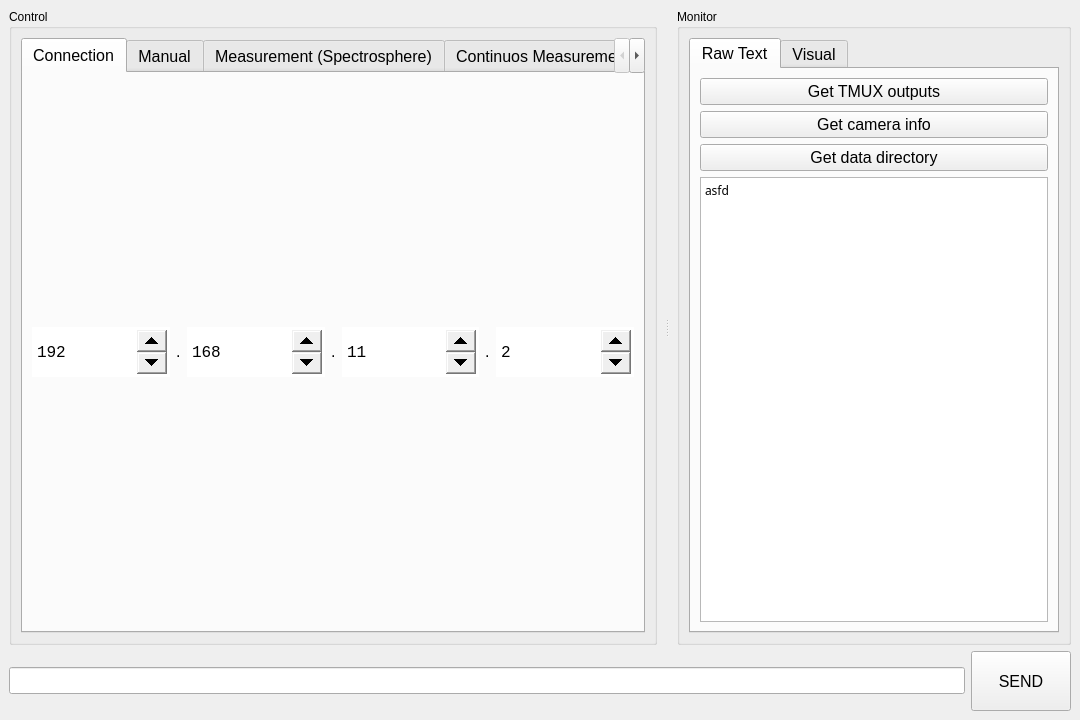
First picture: the form in UI/UI_Mainwindow.ui, repository garid3000/giguic, before the edit.
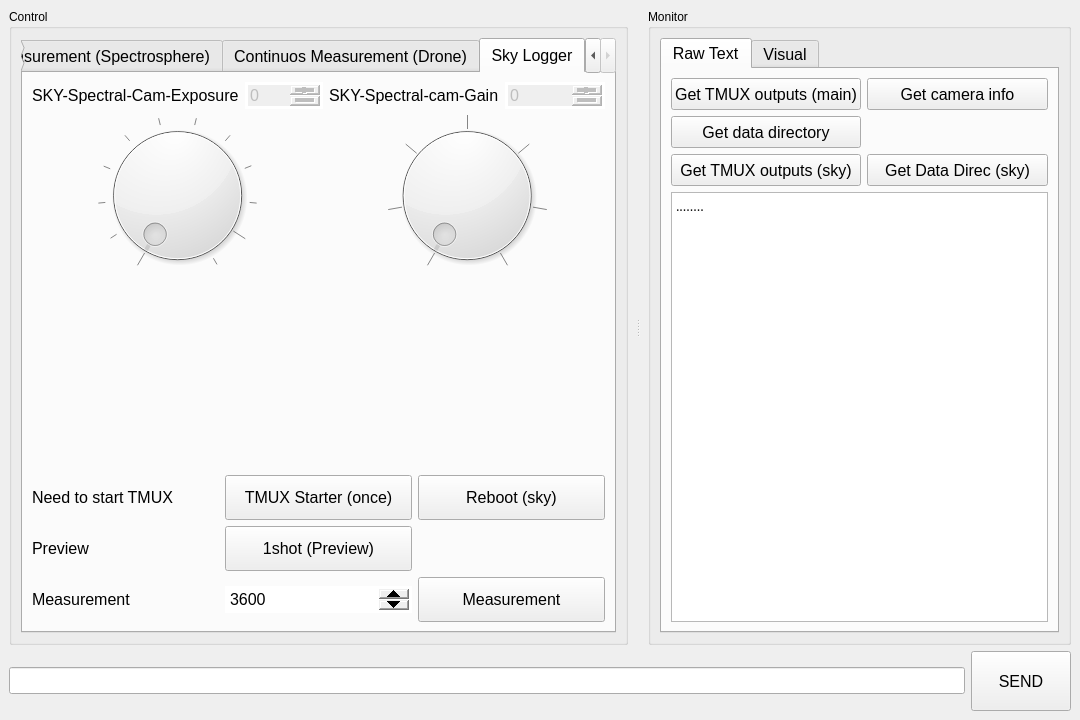
Second picture: the form after the edit. The open tabs and pages were chosen to show the change. Icons and pictures are not drawn. Custom widgets are drawn as their Qt base class.

Commit message: adding the ground sky logger

```diff
--- a/UI/UI_Mainwindow.ui
+++ b/UI/UI_Mainwindow.ui
@@ -87,8 +87,81 @@
            <attribute name="title">
             <string>Connection</string>
            </attribute>
+           <layout class="QVBoxLayout" name="verticalLayout_3">
+            <item>
+             <spacer name="verticalSpacer_2">
+              <property name="orientation">
+               <enum>Qt::Orientation::Vertical</enum>
+              </property>
+              <property name="sizeHint" stdset="0">
+               <size>
+                <width>20</width>
+                <height>40</height>
+               </size>
+              </property>
+             </spacer>
+            </item>
+            <item>
            <layout class="QGridLayout" name="gridLayout_5">
-            <item row="0" column="6">
+              <item row="2" column="0">
+               <widget class="QLabel" name="label_8">
+                <property name="text">
+                 <string>SkyLogger IP</string>
+                </property>
+               </widget>
+              </item>
+              <item row="2" column="4">
+               <widget class="QSpinBox" name="ip_sky_4">
+                <property name="minimumSize">
+                 <size>
+                  <width>100</width>
+                  <height>50</height>
+                 </size>
+                </property>
+                <property name="font">
+                 <font>
+                  <family>Monospace</family>
+                  <pointsize>12</pointsize>
+                 </font>
+                </property>
+                <property name="maximum">
+                 <number>255</number>
+                </property>
+                <property name="value">
+                 <number>171</number>
+                </property>
+               </widget>
+              </item>
+              <item row="0" column="2">
+               <widget class="QSpinBox" name="ip_2">
+                <property name="minimumSize">
+                 <size>
+                  <width>100</width>
+                  <height>50</height>
+                 </size>
+                </property>
+                <property name="font">
+                 <font>
+                  <family>Monospace</family>
+                  <pointsize>12</pointsize>
+                 </font>
+                </property>
+                <property name="maximum">
+                 <number>255</number>
+                </property>
+                <property name="value">
+                 <number>168</number>
+                </property>
+               </widget>
+              </item>
+              <item row="0" column="0">
+               <widget class="QLabel" name="label_7">
+                <property name="text">
+                 <string>Main IP</string>
+                </property>
+               </widget>
+              </item>
+              <item row="0" column="4">
              <widget class="QSpinBox" name="ip_4">
               <property name="minimumSize">
                <size>
@@ -132,20 +205,7 @@
               </property>
              </widget>
             </item>
-            <item row="0" column="5">
-             <widget class="QLabel" name="label_9">
-              <property name="sizePolicy">
-               <sizepolicy hsizetype="Fixed" vsizetype="Fixed">
-                <horstretch>0</horstretch>
-                <verstretch>0</verstretch>
-               </sizepolicy>
-              </property>
-              <property name="text">
-               <string>.</string>
-              </property>
-             </widget>
-            </item>
-            <item row="0" column="0">
+              <item row="0" column="1">
              <widget class="QSpinBox" name="ip_1">
               <property name="minimumSize">
                <size>
@@ -179,20 +239,7 @@
               </property>
              </widget>
             </item>
-            <item row="0" column="1">
-             <widget class="QLabel" name="label_7">
-              <property name="sizePolicy">
-               <sizepolicy hsizetype="Fixed" vsizetype="Fixed">
-                <horstretch>0</horstretch>
-                <verstretch>0</verstretch>
-               </sizepolicy>
-              </property>
-              <property name="text">
-               <string>.</string>
-              </property>
-             </widget>
-            </item>
-            <item row="0" column="4">
+              <item row="0" column="3">
              <widget class="QSpinBox" name="ip_3">
               <property name="minimumSize">
                <size>
@@ -214,18 +261,89 @@
               </property>
              </widget>
             </item>
-            <item row="0" column="3">
-             <widget class="QLabel" name="label_8">
-              <property name="sizePolicy">
-               <sizepolicy hsizetype="Fixed" vsizetype="Fixed">
-                <horstretch>0</horstretch>
-                <verstretch>0</verstretch>
-               </sizepolicy>
-              </property>
-              <property name="text">
-               <string>.</string>
-              </property>
-             </widget>
+              <item row="2" column="1">
+               <widget class="QSpinBox" name="ip_sky_1">
+                <property name="minimumSize">
+                 <size>
+                  <width>100</width>
+                  <height>50</height>
+                 </size>
+                </property>
+                <property name="font">
+                 <font>
+                  <family>Monospace</family>
+                  <pointsize>12</pointsize>
+                 </font>
+                </property>
+                <property name="wrapping">
+                 <bool>false</bool>
+                </property>
+                <property name="frame">
+                 <bool>true</bool>
+                </property>
+                <property name="readOnly">
+                 <bool>false</bool>
+                </property>
+                <property name="maximum">
+                 <number>255</number>
+                </property>
+                <property name="singleStep">
+                 <number>1</number>
+                </property>
+                <property name="value">
+                 <number>192</number>
+                </property>
+               </widget>
+              </item>
+              <item row="2" column="2">
+               <widget class="QSpinBox" name="ip_sky_2">
+                <property name="minimumSize">
+                 <size>
+                  <width>100</width>
+                  <height>50</height>
+                 </size>
+                </property>
+                <property name="font">
+                 <font>
+                  <family>Monospace</family>
+                  <pointsize>12</pointsize>
+                 </font>
+                </property>
+                <property name="maximum">
+                 <number>255</number>
+                </property>
+                <property name="value">
+                 <number>168</number>
+                </property>
+               </widget>
+              </item>
+              <item row="1" column="2">
+               <spacer name="verticalSpacer_5">
+                <property name="orientation">
+                 <enum>Qt::Orientation::Vertical</enum>
+                </property>
+                <property name="sizeHint" stdset="0">
+                 <size>
+                  <width>20</width>
+                  <height>40</height>
+                 </size>
+                </property>
+               </spacer>
+              </item>
+             </layout>
+            </item>
+            <item>
+             <spacer name="verticalSpacer_3">
+              <property name="orientation">
+               <enum>Qt::Orientation::Vertical</enum>
+              </property>
+              <property name="sizeHint" stdset="0">
+               <size>
+                <width>20</width>
+                <height>40</height>
+               </size>
+              </property>
+             </spacer>
             </item>
            </layout>
           </widget>
@@ -780,6 +898,241 @@
             </item>
            </layout>
           </widget>
+          <widget class="QWidget" name="tab_7">
+           <attribute name="title">
+            <string>Sky Logger</string>
+           </attribute>
+           <layout class="QGridLayout" name="gridLayout_12">
+            <item row="1" column="0">
+             <spacer name="verticalSpacer_4">
+              <property name="orientation">
+               <enum>Qt::Orientation::Vertical</enum>
+              </property>
+              <property name="sizeHint" stdset="0">
+               <size>
+                <width>20</width>
+                <height>187</height>
+               </size>
+              </property>
+             </spacer>
+            </item>
+            <item row="0" column="1">
+             <layout class="QGridLayout" name="gridLayout_11">
+              <item row="0" column="0">
+               <widget class="QLabel" name="label_12">
+                <property name="styleSheet">
+                 <string notr="true"/>
+                </property>
+                <property name="text">
+                 <string>SKY-Spectral-cam-Gain</string>
+                </property>
+               </widget>
+              </item>
+              <item row="0" column="1">
+               <widget class="QSpinBox" name="sp_sky_gain">
+                <property name="enabled">
+                 <bool>false</bool>
+                </property>
+                <property name="buttonSymbols">
+                 <enum>QAbstractSpinBox::ButtonSymbols::PlusMinus</enum>
+                </property>
+                <property name="maximum">
+                 <number>33</number>
+                </property>
+               </widget>
+              </item>
+              <item row="1" column="0" colspan="2">
+               <widget class="QDial" name="d_sky_gain">
+                <property name="sizePolicy">
+                 <sizepolicy hsizetype="Preferred" vsizetype="Expanding">
+                  <horstretch>10</horstretch>
+                  <verstretch>0</verstretch>
+                 </sizepolicy>
+                </property>
+                <property name="minimum">
+                 <number>1</number>
+                </property>
+                <property name="maximum">
+                 <number>33</number>
+                </property>
+                <property name="pageStep">
+                 <number>1</number>
+                </property>
+                <property name="orientation">
+                 <enum>Qt::Orientation::Horizontal</enum>
+                </property>
+                <property name="invertedAppearance">
+                 <bool>false</bool>
+                </property>
+                <property name="wrapping">
+                 <bool>false</bool>
+                </property>
+                <property name="notchTarget">
+                 <double>33.000000000000000</double>
+                </property>
+                <property name="notchesVisible">
+                 <bool>true</bool>
+                </property>
+               </widget>
+              </item>
+             </layout>
+            </item>
+            <item row="2" column="0" colspan="2">
+             <layout class="QGridLayout" name="gridLayout_10">
+              <item row="2" column="0">
+               <widget class="QLabel" name="label_11">
+                <property name="text">
+                 <string>Measurement</string>
+                </property>
+               </widget>
+              </item>
+              <item row="1" column="0">
+               <widget class="QLabel" name="label_10">
+                <property name="text">
+                 <string>Preview</string>
+                </property>
+               </widget>
+              </item>
+              <item row="2" column="2">
+               <widget class="QPushButton" name="b_sky_measure">
+                <property name="sizePolicy">
+                 <sizepolicy hsizetype="Minimum" vsizetype="Minimum">
+                  <horstretch>0</horstretch>
+                  <verstretch>0</verstretch>
+                 </sizepolicy>
+                </property>
+                <property name="minimumSize">
+                 <size>
+                  <width>0</width>
+                  <height>45</height>
+                 </size>
+                </property>
+                <property name="text">
+                 <string>Measurement</string>
+                </property>
+               </widget>
+              </item>
+              <item row="2" column="1">
+               <widget class="QSpinBox" name="sp_sky_duration">
+                <property name="maximum">
+                 <number>7200</number>
+                </property>
+                <property name="value">
+                 <number>3600</number>
+                </property>
+               </widget>
+              </item>
+              <item row="1" column="1">
+               <widget class="QPushButton" name="b_sky_preview">
+                <property name="sizePolicy">
+                 <sizepolicy hsizetype="Minimum" vsizetype="Minimum">
+                  <horstretch>0</horstretch>
+                  <verstretch>0</verstretch>
+                 </sizepolicy>
+                </property>
+                <property name="minimumSize">
+                 <size>
+                  <width>0</width>
+                  <height>45</height>
+                 </size>
+                </property>
+                <property name="text">
+                 <string>1shot (Preview)</string>
+                </property>
+               </widget>
+              </item>
+              <item row="0" column="1">
+               <widget class="QPushButton" name="b_sky_tmux_starter">
+                <property name="minimumSize">
+                 <size>
+                  <width>0</width>
+                  <height>45</height>
+                 </size>
+                </property>
+                <property name="text">
+                 <string>TMUX Starter (once)</string>
+                </property>
+               </widget>
+              </item>
+              <item row="0" column="0">
+               <widget class="QLabel" name="label_13">
+                <property name="text">
+                 <string>Need to start TMUX</string>
+                </property>
+               </widget>
+              </item>
+              <item row="0" column="2">
+               <widget class="QPushButton" name="b_sky_reboot">
+                <property name="minimumSize">
+                 <size>
+                  <width>0</width>
+                  <height>45</height>
+                 </size>
+                </property>
+                <property name="text">
+                 <string>Reboot (sky)</string>
+                </property>
+               </widget>
+              </item>
+             </layout>
+            </item>
+            <item row="0" column="0">
+             <layout class="QGridLayout" name="gridLayout_9">
+              <item row="0" column="1">
+               <widget class="QSpinBox" name="sp_sky_expo">
+                <property name="enabled">
+                 <bool>false</bool>
+                </property>
+                <property name="buttonSymbols">
+                 <enum>QAbstractSpinBox::ButtonSymbols::PlusMinus</enum>
+                </property>
+                <property name="maximum">
+                 <number>2500</number>
+                </property>
+               </widget>
+              </item>
+              <item row="1" column="0" colspan="2">
+               <widget class="QDial" name="d_sky_expo">
+                <property name="sizePolicy">
+                 <sizepolicy hsizetype="Preferred" vsizetype="Expanding">
+                  <horstretch>10</horstretch>
+                  <verstretch>0</verstretch>
+                 </sizepolicy>
+                </property>
+                <property name="minimum">
+                 <number>0</number>
+                </property>
+                <property name="maximum">
+                 <number>11</number>
+                </property>
+                <property name="orientation">
+                 <enum>Qt::Orientation::Horizontal</enum>
+                </property>
+                <property name="invertedAppearance">
+                 <bool>false</bool>
+                </property>
+                <property name="wrapping">
+                 <bool>false</bool>
+                </property>
+                <property name="notchTarget">
+                 <double>10.000000000000000</double>
+                </property>
+                <property name="notchesVisible">
+                 <bool>true</bool>
+                </property>
+               </widget>
+              </item>
+              <item row="0" column="0">
+               <widget class="QLabel" name="label_9">
+                <property name="text">
+                 <string>SKY-Spectral-Cam-Exposure</string>
+                </property>
+               </widget>
+              </item>
+             </layout>
+            </item>
+           </layout>
+          </widget>
          </widget>
         </item>
        </layout>
@@ -798,28 +1151,76 @@
            <attribute name="title">
             <string>Raw Text</string>
            </attribute>
-           <layout class="QVBoxLayout" name="verticalLayout_2">
+           <layout class="QVBoxLayout" name="verticalLayout_2" stretch="1,4">
             <item>
+             <layout class="QGridLayout" name="gridLayout_13" columnstretch="0,0">
+              <item row="0" column="0">
              <widget class="QPushButton" name="b_tmux_output">
+                <property name="sizePolicy">
+                 <sizepolicy hsizetype="Preferred" vsizetype="MinimumExpanding">
+                  <horstretch>0</horstretch>
+                  <verstretch>0</verstretch>
+                 </sizepolicy>
+                </property>
               <property name="text">
-               <string>Get TMUX outputs</string>
+                 <string>Get TMUX outputs (main)</string>
               </property>
              </widget>
             </item>
-            <item>
+              <item row="0" column="1">
              <widget class="QPushButton" name="b_get_cam_info">
+                <property name="sizePolicy">
+                 <sizepolicy hsizetype="Preferred" vsizetype="MinimumExpanding">
+                  <horstretch>0</horstretch>
+                  <verstretch>0</verstretch>
+                 </sizepolicy>
+                </property>
               <property name="text">
                <string>Get camera info</string>
               </property>
              </widget>
             </item>
-            <item>
+              <item row="1" column="0">
              <widget class="QPushButton" name="b_data_dir">
+                <property name="sizePolicy">
+                 <sizepolicy hsizetype="Preferred" vsizetype="MinimumExpanding">
+                  <horstretch>0</horstretch>
+                  <verstretch>0</verstretch>
+                 </sizepolicy>
+                </property>
               <property name="text">
                <string>Get data directory</string>
               </property>
              </widget>
             </item>
+              <item row="2" column="0">
+               <widget class="QPushButton" name="b_sky_tmux_output">
+                <property name="sizePolicy">
+                 <sizepolicy hsizetype="Preferred" vsizetype="MinimumExpanding">
+                  <horstretch>0</horstretch>
+                  <verstretch>0</verstretch>
+                 </sizepolicy>
+                </property>
+                <property name="text">
+                 <string>Get TMUX outputs (sky)</string>
+                </property>
+               </widget>
+              </item>
+              <item row="2" column="1">
+               <widget class="QPushButton" name="b_sky_data_dir">
+                <property name="sizePolicy">
+                 <sizepolicy hsizetype="Preferred" vsizetype="MinimumExpanding">
+                  <horstretch>0</horstretch>
+                  <verstretch>0</verstretch>
+                 </sizepolicy>
+                </property>
+                <property name="text">
+                 <string>Get Data Direc (sky)</string>
+                </property>
+               </widget>
+              </item>
+             </layout>
+            </item>
             <item>
              <widget class="QTextBrowser" name="text_output">
               <property name="font">
@@ -836,7 +1237,8 @@
 li.unchecked::marker { content: &quot;\2610&quot;; }
 li.checked::marker { content: &quot;\2612&quot;; }
 &lt;/style&gt;&lt;/head&gt;&lt;body style=&quot; font-family:'Iosevka'; font-size:10pt; font-weight:400; font-style:normal;&quot;&gt;
-&lt;p style=&quot; margin-top:0px; margin-bottom:0px; margin-left:0px; margin-right:0px; -qt-block-indent:0; text-indent:0px;&quot;&gt;&lt;span style=&quot; font-family:'Monospace'; font-size:9pt;&quot;&gt;asfd&lt;/span&gt;&lt;/p&gt;&lt;/body&gt;&lt;/html&gt;</string>
+&lt;p style=&quot; margin-top:0px; margin-bottom:0px; margin-left:0px; margin-right:0px; -qt-block-indent:0; text-indent:0px;&quot;&gt;........&lt;/p&gt;
+&lt;p style=&quot;-qt-paragraph-type:empty; margin-top:0px; margin-bottom:0px; margin-left:0px; margin-right:0px; -qt-block-indent:0; text-indent:0px;&quot;&gt;&lt;br /&gt;&lt;/p&gt;&lt;/body&gt;&lt;/html&gt;</string>
               </property>
              </widget>
             </item>
```
Left out of the diff: 163 changed lines with no effect on the pictures. Lines whose indentation alone changed are shown as unchanged. The commit also changes 2 other files.
